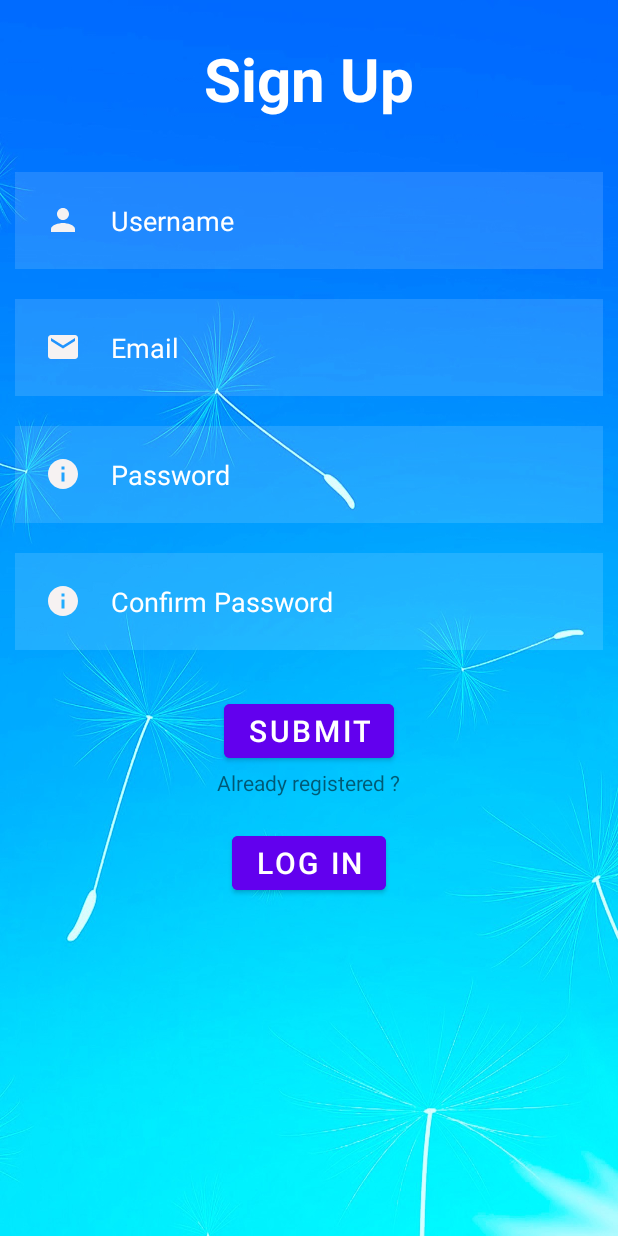
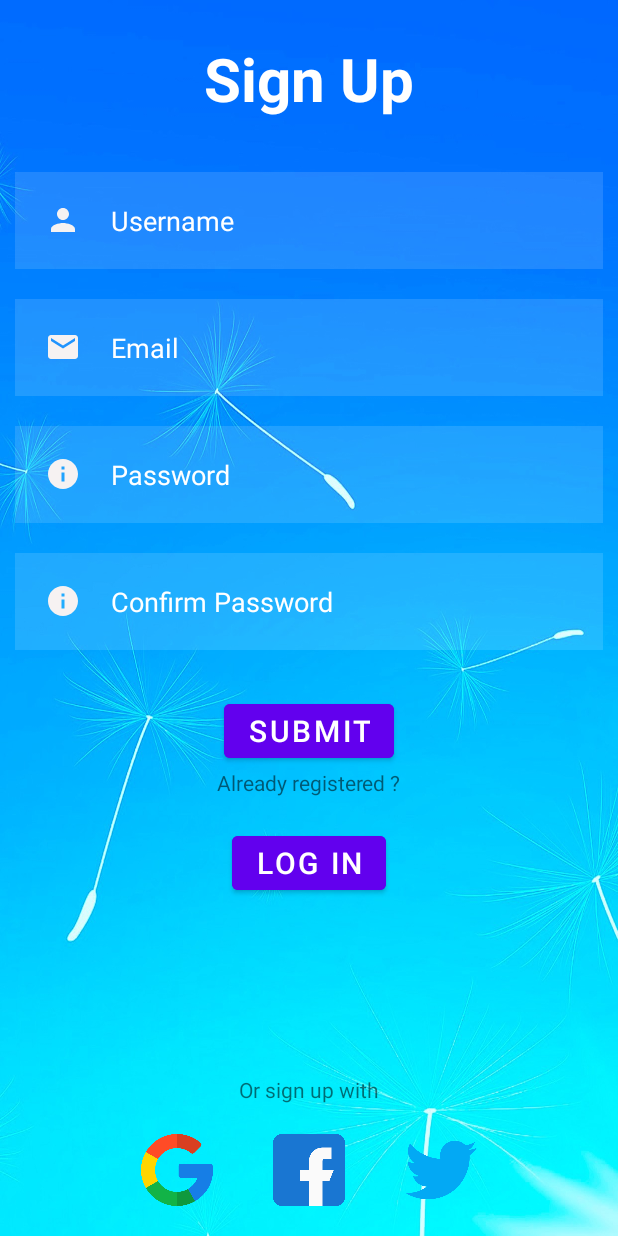
Before and after one commit to Ghutoon/SignUpApp, an Android app: the screen it shows after launch (MainActivity), after a tap on "SUBMIT", on a phone screen of 412 x 824 dp. Run offline under Robolectric (Android 15) with nearby library versions, the phone set to English and light mode, and no system bars.

Commit message:
Signup app demo

```diff
--- a/app/src/main/java/com/example/signupapp/MainActivity.java
+++ b/app/src/main/java/com/example/signupapp/MainActivity.java
@@ -11,7 +11,12 @@ import android.widget.Toast;
 
 import com.google.android.material.button.MaterialButton;
 
+import java.util.HashMap;
+
+
 public class MainActivity extends AppCompatActivity {
+
+    static HashMap<String, String> userNameAndPassword = new HashMap<>();
 
     public static final String Tag = "TAG";
     @Override
@@ -40,6 +45,16 @@ public class MainActivity extends AppCompatActivity {
                 String password1 = password.getText().toString();
                 String confirm = confirm_password.getText().toString();
 
+                if (password1.equals(confirm)) {
+                    Toast toast = Toast.makeText(getApplicationContext(), "Sign Up Successful", Toast.LENGTH_SHORT);
+                    toast.show();
+                    userNameAndPassword.put(username1, password1);
+                } else {
+                    Toast toast = Toast.makeText(getApplicationContext(), "Passwords don't match", Toast.LENGTH_SHORT);
+                    toast.show();
+                }
+
+
             }
         });
     }
--- a/app/src/main/java/com/example/signupapp/MainActivity2.java
+++ b/app/src/main/java/com/example/signupapp/MainActivity2.java
@@ -5,8 +5,11 @@ import androidx.appcompat.app.AppCompatActivity;
 import android.os.Bundle;
 import android.view.View;
 import android.widget.TextView;
+import android.widget.Toast;
 
 import com.google.android.material.button.MaterialButton;
+
+import java.util.Objects;
 
 public class MainActivity2 extends AppCompatActivity {
 
@@ -18,6 +21,19 @@ public class MainActivity2 extends AppCompatActivity {
         TextView user = (TextView) findViewById(R.id.Username1);
         TextView pass = (TextView) findViewById(R.id.Password1);
         MaterialButton btn = (MaterialButton) findViewById(R.id.LogInButton1);
-
+        btn.setOnClickListener(new View.OnClickListener() {
+            @Override
+            public void onClick(View v) {
+                final String username2 = user.getText().toString();
+                String password2 = pass.getText().toString();
+                if (Objects.equals(MainActivity.userNameAndPassword.get(username2), password2)) {
+                    Toast toast = Toast.makeText(getApplicationContext(), "Login Successful", Toast.LENGTH_SHORT);
+                    toast.show();
+                } else {
+                    Toast toast = Toast.makeText(getApplicationContext(), "Invalid input", Toast.LENGTH_SHORT);
+                    toast.show();
+                }
+            }
+        });
     }
 }
--- a/app/src/main/res/layout/activity_main.xml
+++ b/app/src/main/res/layout/activity_main.xml
@@ -104,6 +104,42 @@
         android:textSize="20dp"/>
 
 
+    <TextView
+        android:layout_width="wrap_content"
+        android:layout_height="wrap_content"
+        android:id="@+id/Information"
+        android:text="Or sign up with"
+        android:layout_above="@id/SocialIcons"
+        android:layout_centerHorizontal="true"
+        />
+
+
+    <LinearLayout
+        android:layout_width="match_parent"
+        android:layout_height="wrap_content"
+        android:id="@+id/SocialIcons"
+        android:gravity="center"
+        android:layout_alignParentBottom="true">
+
+
+        <ImageView
+            android:layout_width="48dp"
+            android:layout_height="48dp"
+            android:src="@drawable/google"
+            android:layout_margin="20dp"/>
+        <ImageView
+            android:layout_width="48dp"
+            android:layout_height="48dp"
+            android:src="@drawable/facebook"
+            android:layout_margin="20dp"/>
+        <ImageView
+            android:layout_width="48dp"
+            android:layout_height="48dp"
+            android:src="@drawable/twitter"
+            android:layout_margin="20dp"/>
+
+
+    </LinearLayout>
 
 
 
```
Also changed, not shown: app/src/main/res/drawable/5337f7fab2996_thumb900.jpg (deleted).
